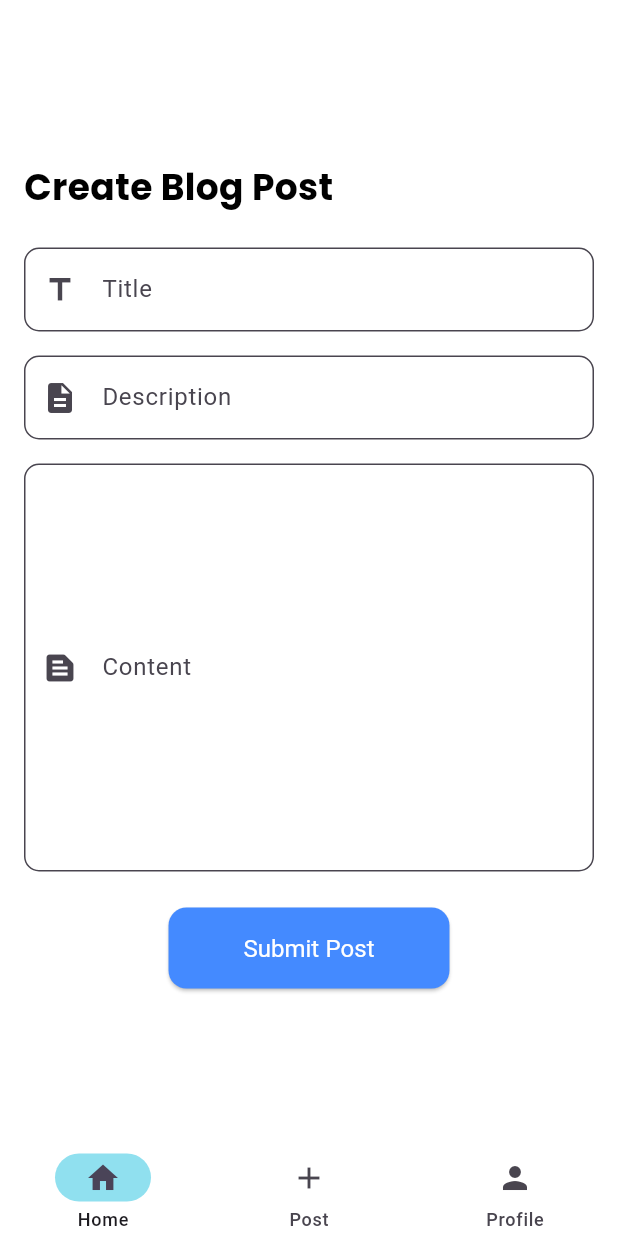
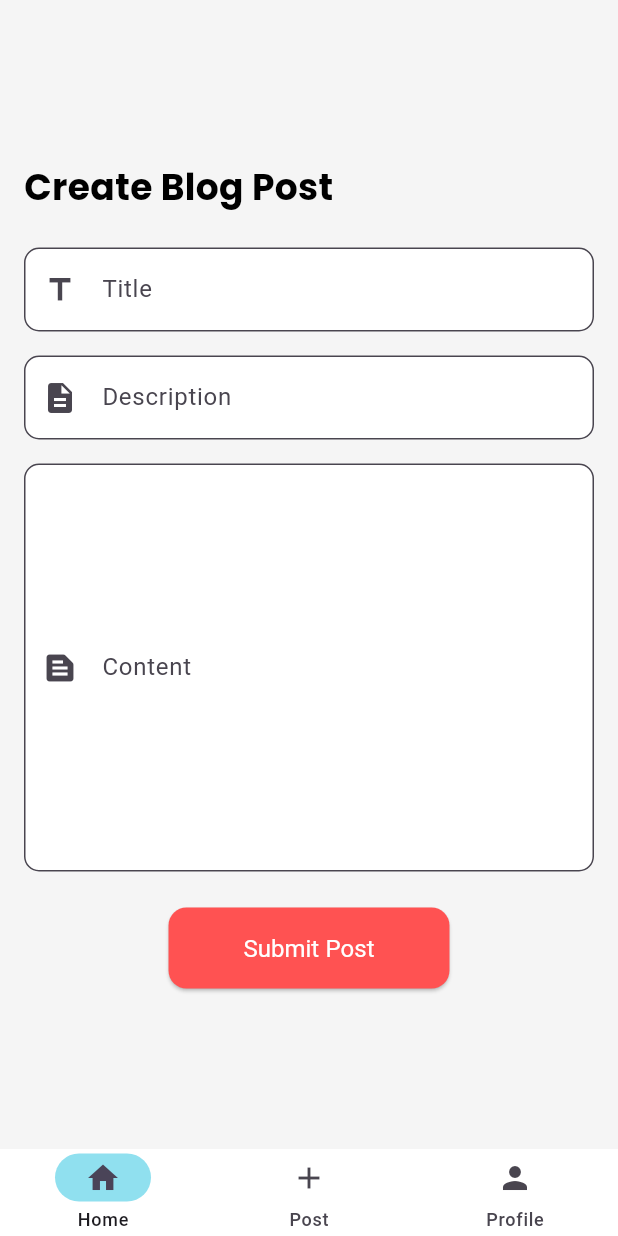
Before and after one commit to manuel-spec/blogify, a Flutter app: the PostWidget screen opened by its route, on a phone screen of 412 x 824 dp. Run offline on Flutter 3.47's test engine with Material 3 defaults, Android fonts, the phone set to English and light mode, and no system bars; our stand-ins replace go_router, google_fonts, ionicons, shared_preferences; accounts and stored records are empty.

Commit message:
post page ui

```diff
--- a/lib/pages/Post/create.dart
+++ b/lib/pages/Post/create.dart
@@ -1,5 +1,4 @@
 import 'dart:convert';
-
 import 'package:blogify/Services/utils.dart';
 import 'package:flutter/material.dart';
 import 'package:google_fonts/google_fonts.dart';
@@ -21,16 +20,13 @@ class _PostWidgetState extends State<PostWidget> {
 
   void _submitPost() async {
     if (_formKey.currentState!.validate()) {
-      // Process the data (e.g., send it to a server or save it locally)
       String title = _titleController.text;
       String description = _descriptionController.text;
       String content = _contentController.text;
 
-      // Get the token from SharedPreferences
       SharedPreferences prefs = await SharedPreferences.getInstance();
       String? token = prefs.getString('token');
 
-      // Make the HTTP POST request
       Uri url = Uri.parse(blogUrl);
 
       http.Response response = await http.post(
@@ -48,19 +44,16 @@ class _PostWidgetState extends State<PostWidget> {
       );
 
       if (response.statusCode == 201) {
-        // Clear the form
         _titleController.clear();
         _descriptionController.clear();
         _contentController.clear();
         print(response.body);
 
-        // Show a confirmation message
         ScaffoldMessenger.of(context).showSnackBar(
           const SnackBar(content: Text('Post submitted successfully!')),
         );
       } else {
         print(response.body);
-        // Handle the error
         ScaffoldMessenger.of(context).showSnackBar(
           const SnackBar(
               content: Text('Failed to submit post. Please try again.')),
@@ -72,7 +65,7 @@ class _PostWidgetState extends State<PostWidget> {
   @override
   Widget build(BuildContext context) {
     return Scaffold(
-      backgroundColor: Colors.white,
+      backgroundColor: Color(0xFFF5F5F5),
       body: Center(
         child: SingleChildScrollView(
           padding: const EdgeInsets.all(16.0),
@@ -104,7 +97,7 @@ class _PostWidgetState extends State<PostWidget> {
                     prefixIcon: Icon(Icons.title),
                     focusedBorder: OutlineInputBorder(
                       borderRadius: BorderRadius.circular(10),
-                      borderSide: BorderSide(color: Colors.blueAccent),
+                      borderSide: BorderSide(color: Colors.redAccent),
                     ),
                   ),
                   validator: (value) {
@@ -128,7 +121,7 @@ class _PostWidgetState extends State<PostWidget> {
                     prefixIcon: Icon(Icons.description),
                     focusedBorder: OutlineInputBorder(
                       borderRadius: BorderRadius.circular(10),
-                      borderSide: BorderSide(color: Colors.blueAccent),
+                      borderSide: BorderSide(color: Colors.redAccent),
                     ),
                   ),
                   validator: (value) {
@@ -152,7 +145,7 @@ class _PostWidgetState extends State<PostWidget> {
                     prefixIcon: Icon(Icons.text_snippet),
                     focusedBorder: OutlineInputBorder(
                       borderRadius: BorderRadius.circular(10),
-                      borderSide: BorderSide(color: Colors.blueAccent),
+                      borderSide: BorderSide(color: Colors.redAccent),
                     ),
                   ),
                   maxLines: 10,
@@ -169,7 +162,7 @@ class _PostWidgetState extends State<PostWidget> {
                     onPressed: _submitPost,
                     child: Text('Submit Post'),
                     style: ElevatedButton.styleFrom(
-                      primary: Colors.blueAccent,
+                      primary: Colors.redAccent,
                       onPrimary: Colors.white,
                       padding:
                           EdgeInsets.symmetric(horizontal: 50, vertical: 15),
```
